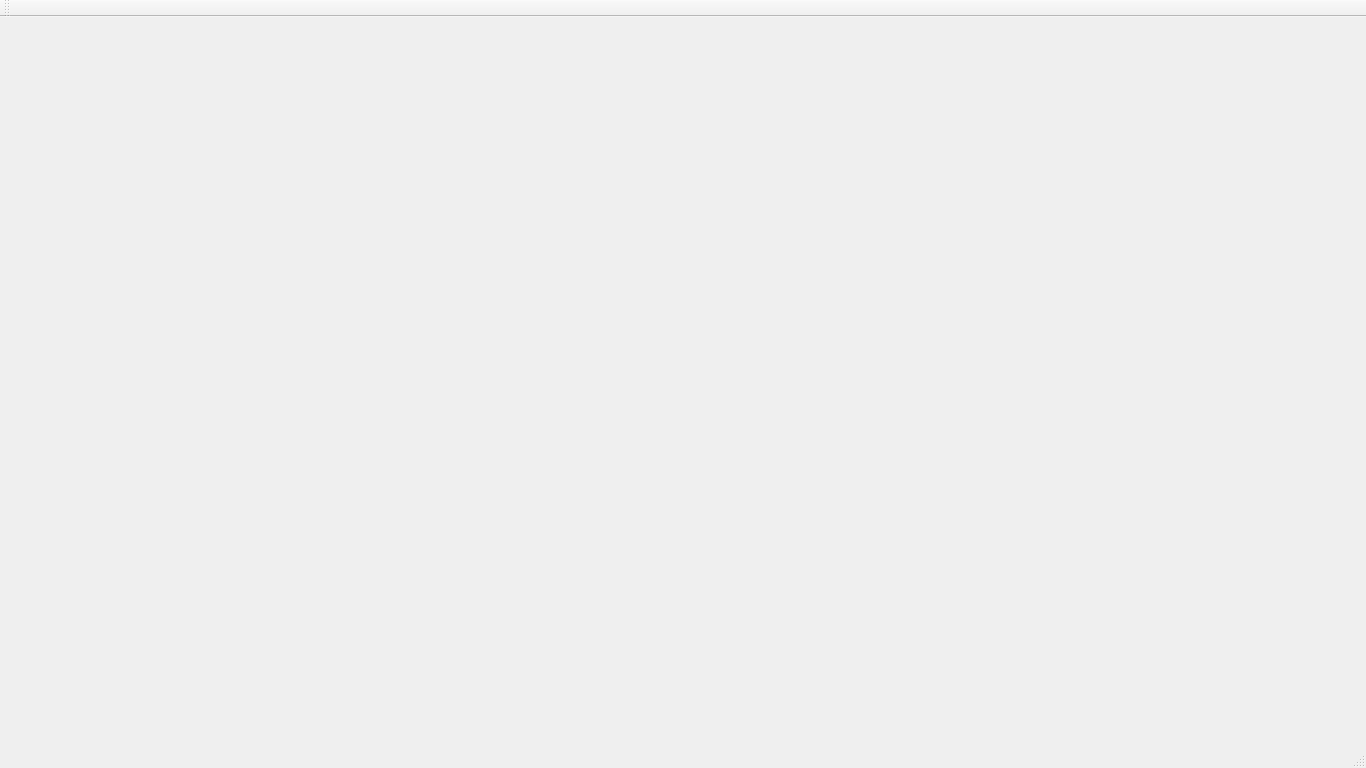
Above: Editor/editor.ui from PanosK92/SpartanEngine before the change. Below: the same form after it.
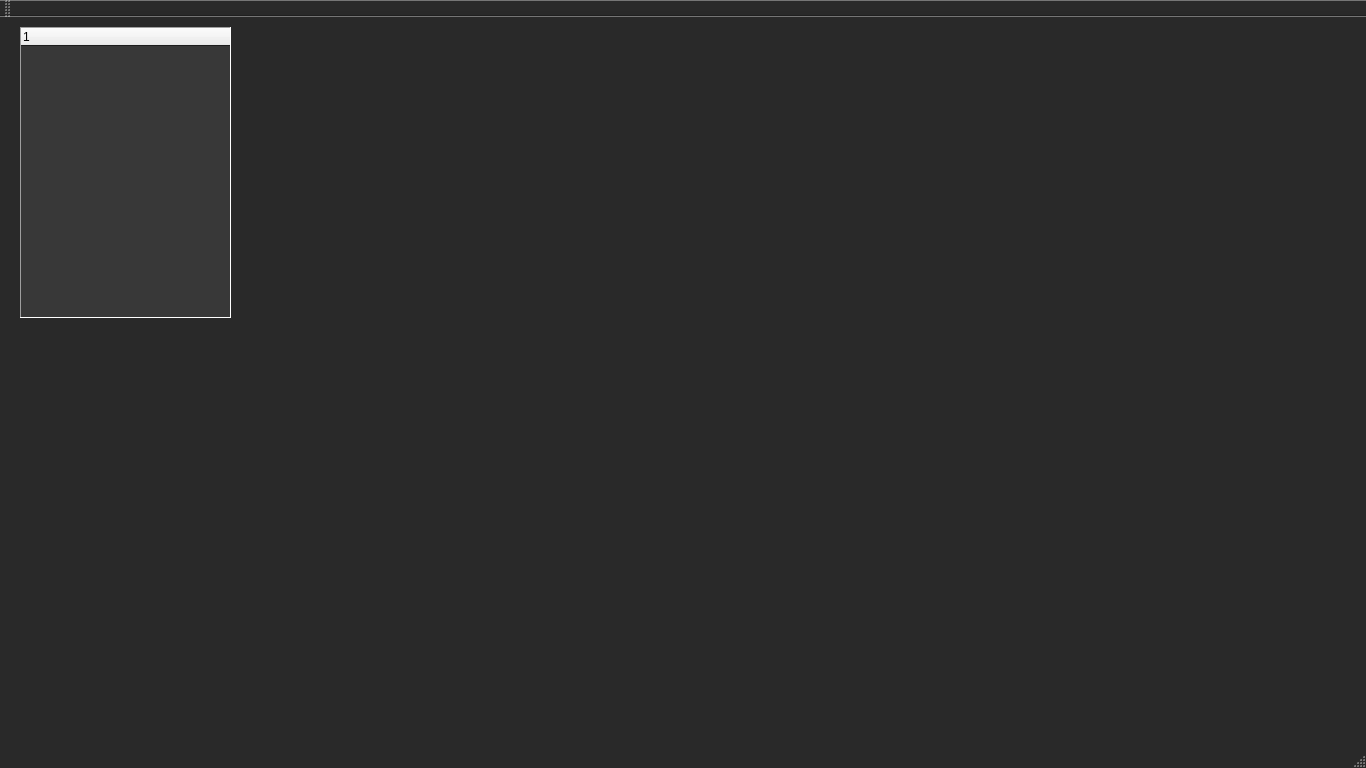
That is the form after the change. Custom widgets are drawn as their Qt base class.

Commit message: A hierarchy tree has been added and it's internally connected with the engine. It doesn't display anything gameobject yet.

Diff of the .ui file:
```diff
--- a/Editor/editor.ui
+++ b/Editor/editor.ui
@@ -10,6 +10,70 @@
     <height>768</height>
    </rect>
   </property>
+  <property name="palette">
+   <palette>
+    <active>
+     <colorrole role="Base">
+      <brush brushstyle="SolidPattern">
+       <color alpha="255">
+        <red>41</red>
+        <green>41</green>
+        <blue>41</blue>
+       </color>
+      </brush>
+     </colorrole>
+     <colorrole role="Window">
+      <brush brushstyle="SolidPattern">
+       <color alpha="255">
+        <red>41</red>
+        <green>41</green>
+        <blue>41</blue>
+       </color>
+      </brush>
+     </colorrole>
+    </active>
+    <inactive>
+     <colorrole role="Base">
+      <brush brushstyle="SolidPattern">
+       <color alpha="255">
+        <red>41</red>
+        <green>41</green>
+        <blue>41</blue>
+       </color>
+      </brush>
+     </colorrole>
+     <colorrole role="Window">
+      <brush brushstyle="SolidPattern">
+       <color alpha="255">
+        <red>41</red>
+        <green>41</green>
+        <blue>41</blue>
+       </color>
+      </brush>
+     </colorrole>
+    </inactive>
+    <disabled>
+     <colorrole role="Base">
+      <brush brushstyle="SolidPattern">
+       <color alpha="255">
+        <red>41</red>
+        <green>41</green>
+        <blue>41</blue>
+       </color>
+      </brush>
+     </colorrole>
+     <colorrole role="Window">
+      <brush brushstyle="SolidPattern">
+       <color alpha="255">
+        <red>41</red>
+        <green>41</green>
+        <blue>41</blue>
+       </color>
+      </brush>
+     </colorrole>
+    </disabled>
+   </palette>
+  </property>
   <property name="windowTitle">
    <string>Directus3D</string>
   </property>
@@ -17,14 +81,81 @@
    <locale language="English" country="UnitedStates"/>
   </property>
   <widget class="QWidget" name="centralWidget">
-   <widget class="Directus3DWidget" name="widget" native="true">
+   <widget class="QTreeWidget" name="hierarchyTree">
     <property name="geometry">
      <rect>
-      <x>130</x>
-      <y>30</y>
-      <width>871</width>
-      <height>531</height>
+      <x>20</x>
+      <y>10</y>
+      <width>211</width>
+      <height>291</height>
      </rect>
+    </property>
+    <property name="palette">
+     <palette>
+      <active>
+       <colorrole role="Base">
+        <brush brushstyle="SolidPattern">
+         <color alpha="255">
+          <red>56</red>
+          <green>56</green>
+          <blue>56</blue>
+         </color>
+        </brush>
+       </colorrole>
+      </active>
+      <inactive>
+       <colorrole role="Base">
+        <brush brushstyle="SolidPattern">
+         <color alpha="255">
+          <red>56</red>
+          <green>56</green>
+          <blue>56</blue>
+         </color>
+        </brush>
+       </colorrole>
+      </inactive>
+      <disabled>
+       <colorrole role="Base">
+        <brush brushstyle="SolidPattern">
+         <color alpha="255">
+          <red>240</red>
+          <green>240</green>
+          <blue>240</blue>
+         </color>
+        </brush>
+       </colorrole>
+      </disabled>
+     </palette>
+    </property>
+    <property name="frameShape">
+     <enum>QFrame::Panel</enum>
+    </property>
+    <property name="columnCount">
+     <number>1</number>
+    </property>
+    <column>
+     <property name="text">
+      <string notr="true">1</string>
+     </property>
+    </column>
+   </widget>
+   <widget class="QDirectus3DWidget" name="directus3DWidget" native="true">
+    <property name="enabled">
+     <bool>true</bool>
+    </property>
+    <property name="geometry">
+     <rect>
+      <x>240</x>
+      <y>10</y>
+      <width>791</width>
+      <height>541</height>
+     </rect>
+    </property>
+    <property name="minimumSize">
+     <size>
+      <width>10</width>
+      <height>10</height>
+     </size>
     </property>
    </widget>
   </widget>
@@ -51,9 +182,9 @@
  <layoutdefault spacing="6" margin="11"/>
  <customwidgets>
   <customwidget>
-   <class>Directus3DWidget</class>
+   <class>QDirectus3DWidget</class>
    <extends>QWidget</extends>
-   <header>directus3dwidget.h</header>
+   <header>QDirectus3DWidget.h</header>
    <container>1</container>
   </customwidget>
  </customwidgets>
```
The commit also changes 11 other files.
